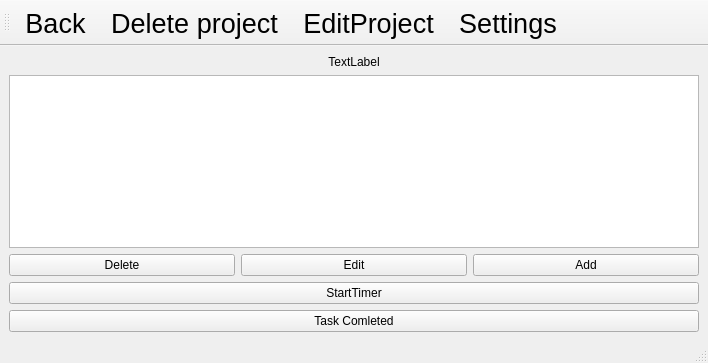
Before: the Qt Designer form OOP/Lab2/OOPLab2/todolistwindow.ui in Oleksii-Adamov/University-assignments-2-nd-year-, drawn with Qt 5.
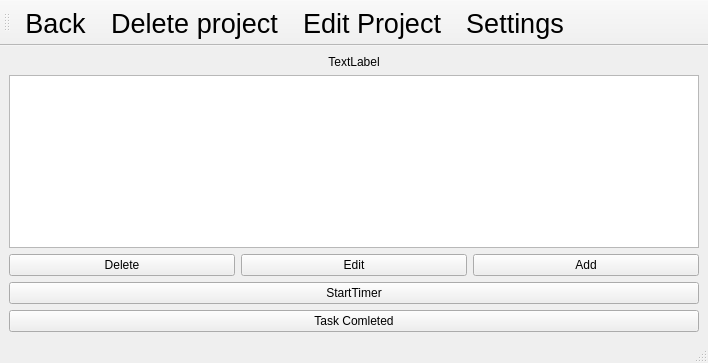
After: the same form once the commit is applied.

```diff
--- a/OOP/Lab2/OOPLab2/todolistwindow.ui
+++ b/OOP/Lab2/OOPLab2/todolistwindow.ui
@@ -132,7 +132,7 @@
   </action>
   <action name="actionEditProject">
    <property name="text">
-    <string>EditProject</string>
+    <string>Edit Project</string>
    </property>
    <property name="font">
     <font>
```
